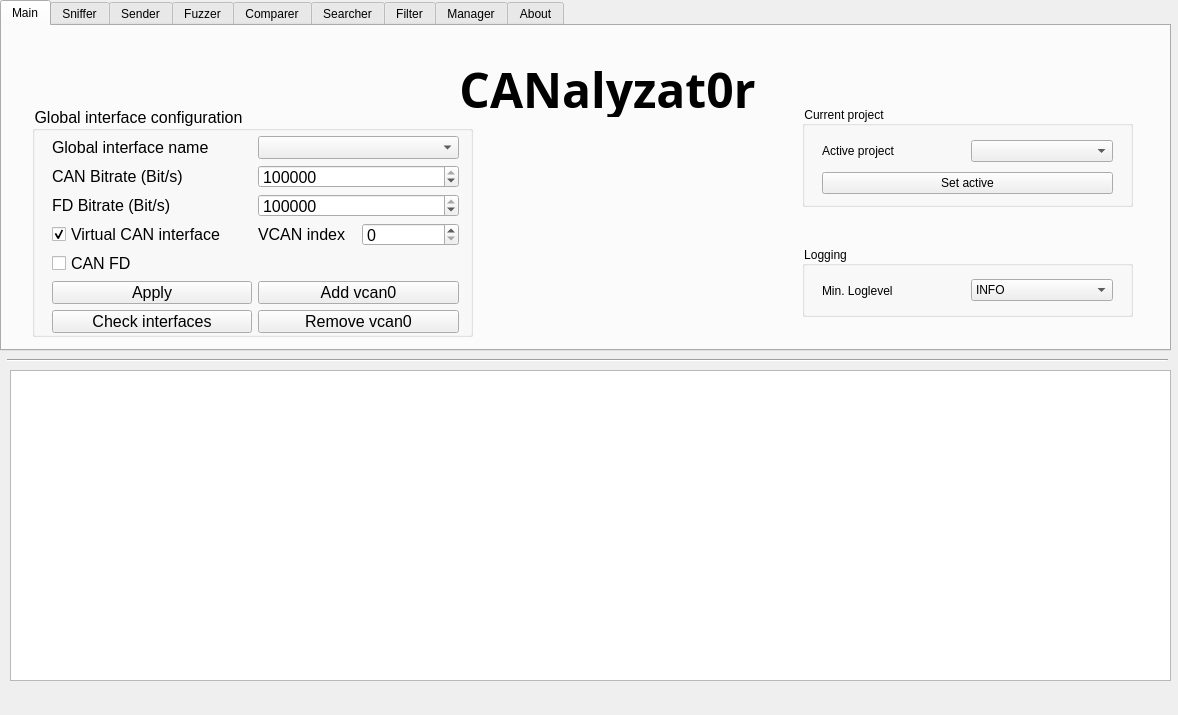
Old version of the form src/ui/mainWindow.ui in the repository schutzwerk/CANalyzat0r.
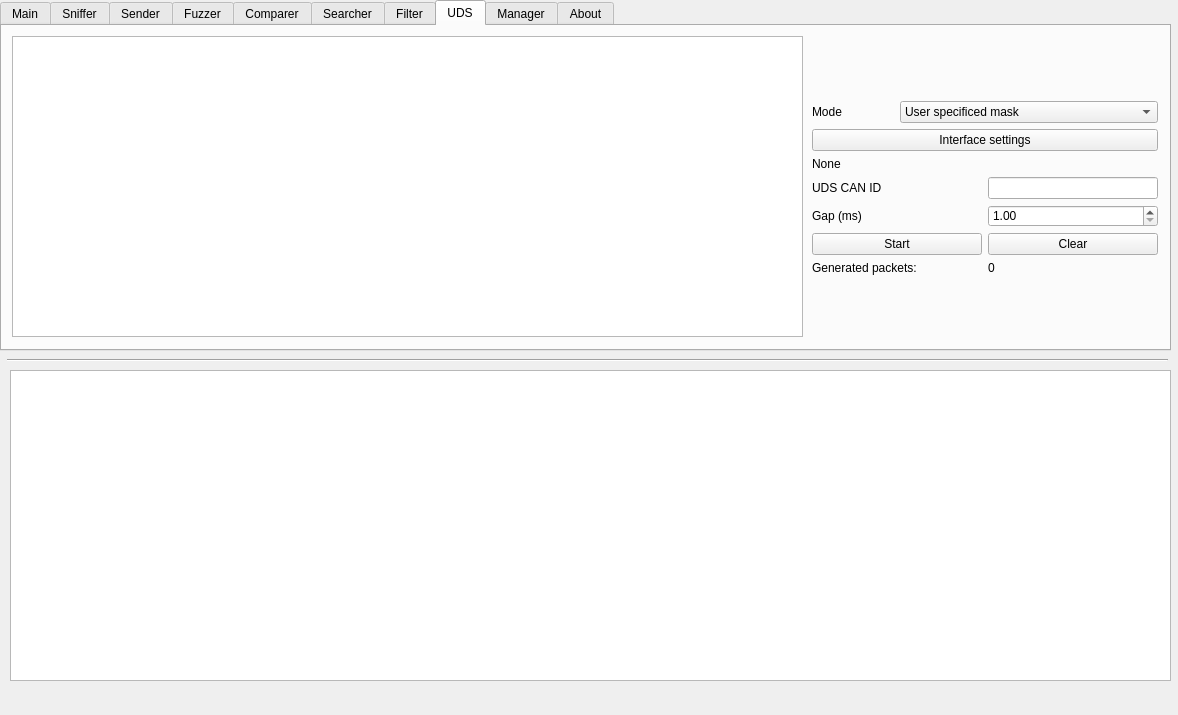
New version of the form. Icons and pictures are not drawn.

What changed in the file:
```diff
--- a/src/ui/mainWindow.ui
+++ b/src/ui/mainWindow.ui
@@ -96,7 +96,7 @@
      <enum>QTabWidget::Rounded</enum>
     </property>
     <property name="currentIndex">
-     <number>0</number>
+     <number>7</number>
     </property>
     <widget class="QWidget" name="tabMain">
      <property name="sizePolicy">
@@ -1264,6 +1264,172 @@
       </layout>
      </widget>
     </widget>
+    <widget class="QWidget" name="tabUDS">
+     <attribute name="title">
+      <string>UDS</string>
+     </attribute>
+     <widget class="QTableView" name="tableViewUDSData">
+      <property name="geometry">
+       <rect>
+        <x>10</x>
+        <y>10</y>
+        <width>791</width>
+        <height>301</height>
+       </rect>
+      </property>
+      <property name="contextMenuPolicy">
+       <enum>Qt::CustomContextMenu</enum>
+      </property>
+      <property name="alternatingRowColors">
+       <bool>true</bool>
+      </property>
+      <property name="sortingEnabled">
+       <bool>true</bool>
+      </property>
+      <attribute name="horizontalHeaderMinimumSectionSize">
+       <number>100</number>
+      </attribute>
+      <attribute name="horizontalHeaderStretchLastSection">
+       <bool>true</bool>
+      </attribute>
+     </widget>
+     <widget class="QWidget" name="layoutWidget_3">
+      <property name="geometry">
+       <rect>
+        <x>810</x>
+        <y>10</y>
+        <width>346</width>
+        <height>303</height>
+       </rect>
+      </property>
+      <layout class="QGridLayout" name="gridLayoutUDS">
+       <item row="1" column="1" colspan="3">
+        <widget class="QComboBox" name="comboBoxUDSMode">
+         <item>
+          <property name="text">
+           <string>User specificed mask</string>
+          </property>
+         </item>
+         <item>
+          <property name="text">
+           <string>11 bit IDs</string>
+          </property>
+         </item>
+         <item>
+          <property name="text">
+           <string>29 bit IDs</string>
+          </property>
+         </item>
+        </widget>
+       </item>
+       <item row="15" column="0" colspan="2">
+        <widget class="QPushButton" name="buttonUDSTabToggleFuzzing">
+         <property name="text">
+          <string>Start</string>
+         </property>
+        </widget>
+       </item>
+       <item row="1" column="0">
+        <widget class="QLabel" name="labelUDSTabMode">
+         <property name="text">
+          <string>Mode</string>
+         </property>
+        </widget>
+       </item>
+       <item row="15" column="2" colspan="2">
+        <widget class="QPushButton" name="buttonUDSClear">
+         <property name="text">
+          <string>Clear</string>
+         </property>
+        </widget>
+       </item>
+       <item row="16" column="2" colspan="2">
+        <widget class="QLabel" name="labelUDSCountValue">
+         <property name="text">
+          <string>0</string>
+         </property>
+        </widget>
+       </item>
+       <item row="11" column="0" colspan="4">
+        <widget class="QLabel" name="labelUDSInterfaceValue">
+         <property name="enabled">
+          <bool>true</bool>
+         </property>
+         <property name="text">
+          <string>None</string>
+         </property>
+        </widget>
+       </item>
+       <item row="0" column="0">
+        <spacer name="verticalSpacer_5">
+         <property name="orientation">
+          <enum>Qt::Vertical</enum>
+         </property>
+         <property name="sizeHint" stdset="0">
+          <size>
+           <width>20</width>
+           <height>40</height>
+          </size>
+         </property>
+        </spacer>
+       </item>
+       <item row="17" column="0">
+        <spacer name="verticalSpacer_4">
+         <property name="orientation">
+          <enum>Qt::Vertical</enum>
+         </property>
+         <property name="sizeHint" stdset="0">
+          <size>
+           <width>20</width>
+           <height>40</height>
+          </size>
+         </property>
+        </spacer>
+       </item>
+       <item row="10" column="0" colspan="4">
+        <widget class="QPushButton" name="buttonUDSInterfaceSettings">
+         <property name="text">
+          <string>Interface settings</string>
+         </property>
+        </widget>
+       </item>
+       <item row="16" column="0" colspan="2">
+        <widget class="QLabel" name="labelUDSCountDescr">
+         <property name="text">
+          <string>Generated packets: </string>
+         </property>
+        </widget>
+       </item>
+       <item row="13" column="0" colspan="2">
+        <widget class="QLabel" name="labelUDSTabPacketGap">
+         <property name="text">
+          <string>Gap (ms)</string>
+         </property>
+        </widget>
+       </item>
+       <item row="13" column="2" colspan="2">
+        <widget class="QDoubleSpinBox" name="doubleSpinBoxUDSPacketGap">
+         <property name="minimum">
+          <double>1.000000000000000</double>
+         </property>
+         <property name="maximum">
+          <double>9000.000000000000000</double>
+         </property>
+        </widget>
+       </item>
+       <item row="12" column="2" colspan="2">
+        <widget class="QLineEdit" name="lineEditUDSTabUDSID"/>
+       </item>
+       <item row="12" column="0" colspan="2">
+        <widget class="QLabel" name="labUDSTabUDSID">
+         <property name="text">
+          <string>UDS CAN ID</string>
+         </property>
+        </widget>
+       </item>
+      </layout>
+     </widget>
+    </widget>
     <widget class="QWidget" name="tabManager">
      <attribute name="title">
       <string>Manager</string>
```
